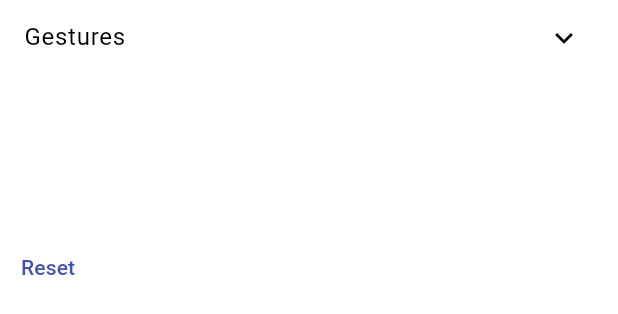
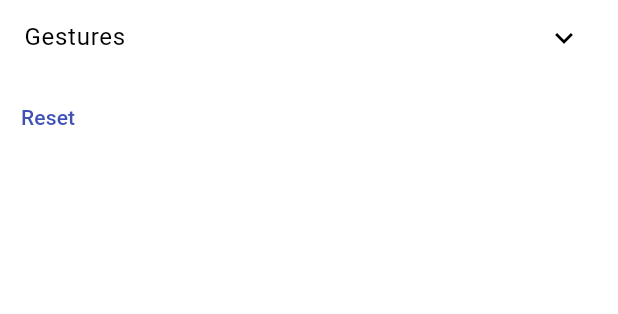
Before and after one commit to deathblade666/flutter_launcher, a Flutter app: what settingeMenu() shows on an empty page, opened directly with empty values, on a phone screen of 412 x 824 dp. Shown: the part 429-743 px from the top of the screen. Run offline on Flutter 3.47's test engine with Material 3 defaults, Android fonts, the phone set to English and light mode, and no system bars; drawn by our look-alikes of dynamic_color; our stand-ins replace date_format, shared_preferences, string_validator, table_calendar; missing offline and left inert: installed_apps, one_clock; accounts and stored records are empty.

Commit message:
fixed padding again

```diff
--- a/lib/pages/settings.dart
+++ b/lib/pages/settings.dart
@@ -391,8 +391,6 @@ class _settingeMenuState extends State<settingeMenu> {
                 Padding(padding: EdgeInsets.only(top: 10))
               ],
             ),
-            const Padding(padding: EdgeInsets.only(top: 100)),
-            //const Expanded(child: Padding(padding: EdgeInsets.only(bottom: 1))),
             Row(
               children: [
                 TextButton(
```
